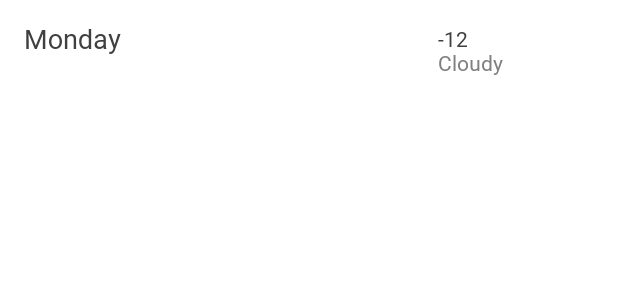
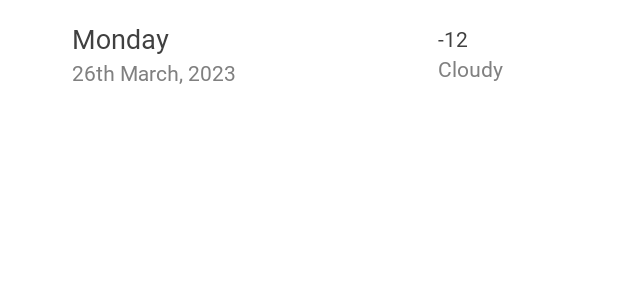
Before and after one commit to karim-agha5/WeatherApp, an Android app: the layout daily_weather_item.xml on its own in the app's theme, with its tools: preview values and no code run, on a phone screen of 412 x 824 dp. Shown: the top 300 px of the screen. Run offline under Robolectric (Android 15) with nearby library versions, the phone set to English and light mode, and no system bars; network calls fail.

Commit message:
add home screen daily weather forecast enhancements

```diff
--- /dev/null
+++ b/app/src/main/res/drawable/baseline_arrow_right_24.xml
@@ -0,0 +1,5 @@
+<vector android:autoMirrored="true" android:height="24dp"
+    android:tint="#0C0C0C" android:viewportHeight="24"
+    android:viewportWidth="24" android:width="24dp" xmlns:android="http://schemas.android.com/apk/res/android">
+    <path android:fillColor="@android:color/white" android:pathData="M10,17l5,-5 -5,-5v10z"/>
+</vector>
--- a/app/src/main/res/layout/daily_weather_item.xml
+++ b/app/src/main/res/layout/daily_weather_item.xml
@@ -28,8 +28,39 @@
             android:textColor="@color/dark_grey"
             android:fontFamily="@font/noto_sans_sc_regular"
             android:includeFontPadding="false"
+            android:paddingBottom="4dp"
+            app:layout_constraintStart_toEndOf="@id/iv_current_daily_weather_forecast_arrow"
+            app:layout_constraintTop_toTopOf="parent" />
+
+
+
+        <TextView
+            android:id="@+id/tv_daily_weather_item_date"
+            android:layout_width="wrap_content"
+            android:layout_height="wrap_content"
+            tools:text="26th March, 2023"
+            android:textSize="14sp"
+            android:textColor="@color/grey"
+            android:fontFamily="@font/noto_sans_sc_regular"
+            android:includeFontPadding="false"
+            app:layout_constraintStart_toStartOf="@id/tv_daily_weather_item_day"
+            app:layout_constraintTop_toBottomOf="@id/tv_daily_weather_item_day"/>
+
+
+
+
+        <ImageView
+            android:id="@+id/iv_current_daily_weather_forecast_arrow"
+            android:layout_width="wrap_content"
+            android:layout_height="wrap_content"
+            android:src="@drawable/baseline_arrow_right_24"
+            android:paddingRight="8dp"
+            android:visibility="invisible"
+            app:layout_constraintTop_toTopOf="@id/tv_daily_weather_item_day"
+            app:layout_constraintBottom_toBottomOf="@id/tv_daily_weather_item_date"
             app:layout_constraintStart_toStartOf="parent"
-            app:layout_constraintTop_toTopOf="parent" />
+            app:layout_constraintEnd_toStartOf="@id/tv_daily_weather_item_day"/>
+
 
 
 
@@ -42,6 +73,7 @@
             android:textColor="@color/dark_grey"
             android:fontFamily="@font/noto_sans_sc_regular"
             android:includeFontPadding="false"
+            android:paddingBottom="4dp"
             app:layout_constraintTop_toTopOf="@id/tv_daily_weather_item_day"
             app:layout_constraintBottom_toBottomOf="@id/tv_daily_weather_item_day"
             app:layout_constraintStart_toStartOf="@id/tv_daily_weather_item_status"
@@ -52,15 +84,14 @@
             android:id="@+id/tv_daily_weather_item_status"
             android:layout_width="80dp"
             android:layout_height="wrap_content"
-            tools:text="Cloudy"
-            android:text="@{dailyWeatherInfo.component6().get(0).main}"
-            android:textSize="14sp"
-            android:textColor="@color/grey"
             android:fontFamily="@font/noto_sans_sc_regular"
             android:includeFontPadding="false"
+            android:text="@{dailyWeatherInfo.component6().get(0).main}"
+            android:textColor="@color/grey"
+            android:textSize="14sp"
+            app:layout_constraintEnd_toStartOf="@id/iv_daily_weather_item_icon"
             app:layout_constraintTop_toBottomOf="@id/tv_daily_weather_item_degree"
-            app:layout_constraintEnd_toStartOf="@id/iv_daily_weather_item_icon"
-           />
+            tools:text="Cloudy" />
 
 
 
--- a/app/src/main/res/layout/fragment_first.xml
+++ b/app/src/main/res/layout/fragment_first.xml
@@ -13,7 +13,7 @@
         android:layout_width="match_parent"
         android:layout_height="match_parent"
         tools:context=".ui.fragment.FirstFragment"
-        android:padding="16dp">
+        >
 
       <androidx.recyclerview.widget.RecyclerView
           android:id="@+id/rv_daily_weather_info"
--- a/app/src/main/res/values/colors.xml
+++ b/app/src/main/res/values/colors.xml
@@ -10,7 +10,8 @@
 
 
     <!-- Custom Colors -->
-    <color name="white_98_brightness">#F7F7F7</color>
+    <color name="white_97_brightness">#F7F7F7</color>
+    <color name="white_99_brightness">#FCFCFC</color>
     <color name="white_80_brightness">#CCCCCC</color>
     <color name="grey">#808080</color>
     <color name="dark_grey">#404040</color>
```
Also changed, not shown: app/src/main/java/com/example/weatherapp/Utils.kt (+40 -8 lines), app/src/main/java/com/example/weatherapp/ui/adapter/DailyWeatherAdapter.kt (+19 -2 lines), app/src/main/java/com/example/weatherapp/ui/fragment/FirstFragment.kt (+4 -4 lines), app/src/main/res/layout/activity_main.xml (+4 -4 lines).
